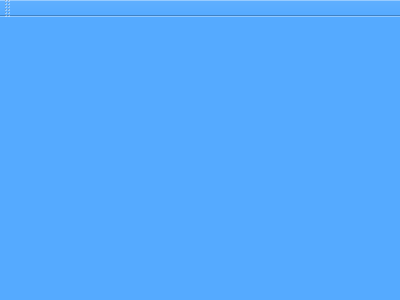
Qt form qgameplace.ui (borceg/Qt-Chess) before a commit.
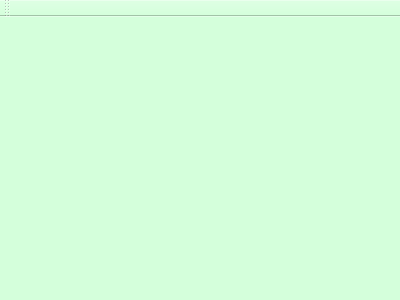
The same form after that commit.

The edit to the form file:
```diff
--- a/qgameplace.ui
+++ b/qgameplace.ui
@@ -14,7 +14,9 @@
    <string>QGamePlace</string>
   </property>
   <property name="styleSheet">
-   <string notr="true">background-color: rgb(85, 170, 255);
+   <string notr="true">background-color: rgb(212, 255, 219);
+
+
 </string>
   </property>
   <widget class="QWidget" name="centralWidget"/>
```
Left out of the diff: 2 changed lines with no effect on the pictures.
